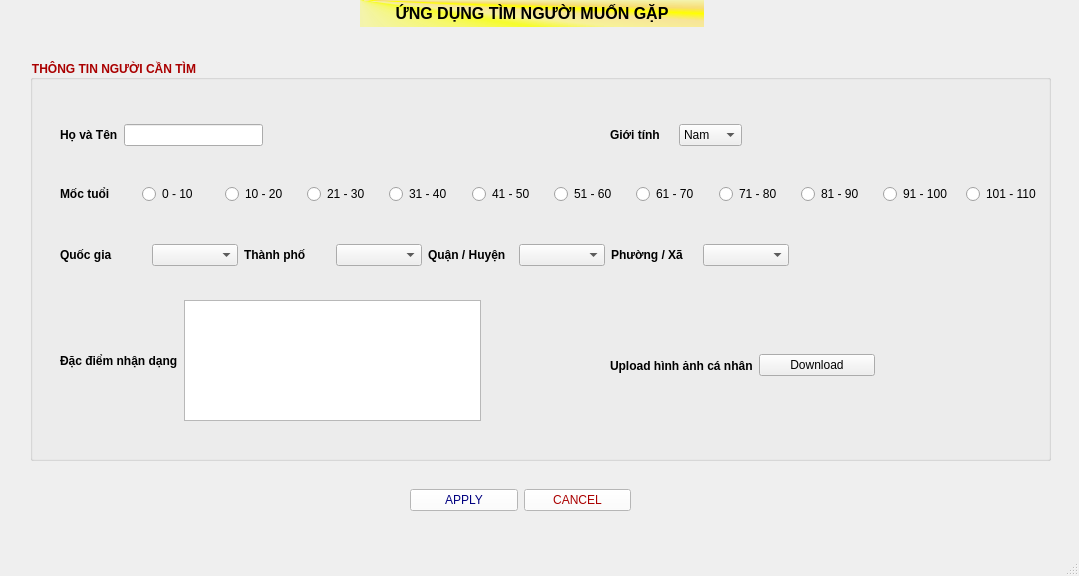
The window that client/ui/finding_user.ui (DacLuc/relative_face_recognition_app) describes before a commit, drawn with Qt 5.
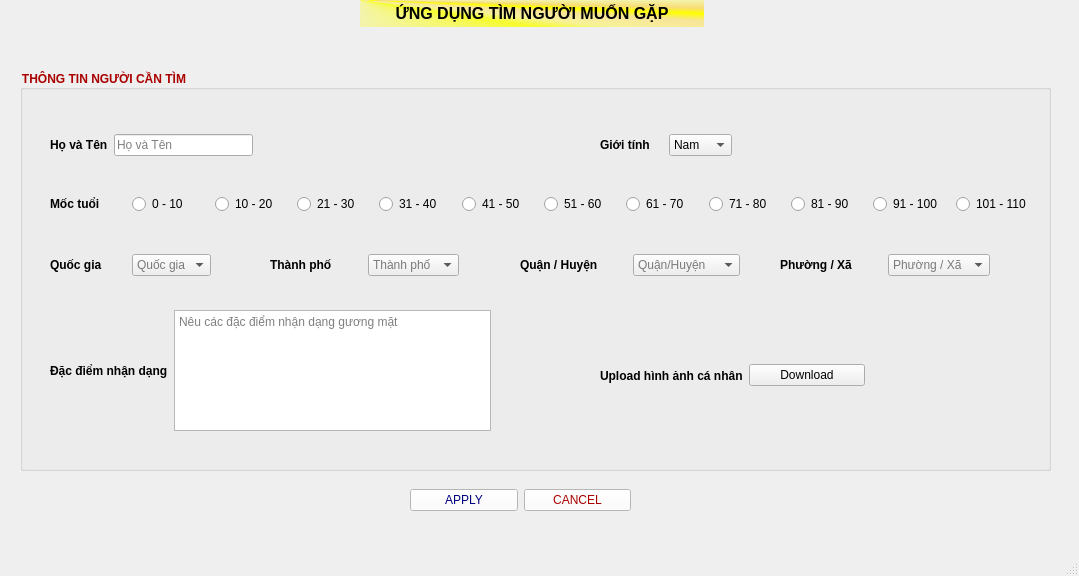
The same window after the commit. Icons and pictures are not drawn.

The edit to the form file:
```diff
--- a/client/ui/finding_user.ui
+++ b/client/ui/finding_user.ui
@@ -79,9 +79,9 @@
    <widget class="QGroupBox" name="found_users_info">
     <property name="geometry">
      <rect>
-      <x>30</x>
-      <y>60</y>
-      <width>1021</width>
+      <x>20</x>
+      <y>70</y>
+      <width>1031</width>
       <height>401</height>
      </rect>
     </property>
@@ -135,6 +135,9 @@
          <string notr="true">color: rgb(0, 0, 0);
 font: 9pt &quot;Segoe UI&quot;;</string>
         </property>
+        <property name="placeholderText">
+         <string>Họ và Tên</string>
+        </property>
        </widget>
       </item>
      </layout>
@@ -452,7 +455,7 @@
       <rect>
        <x>30</x>
        <y>240</y>
-       <width>421</width>
+       <width>441</width>
        <height>121</height>
       </rect>
      </property>
@@ -482,125 +485,15 @@
          <string notr="true">color: rgb(0, 0, 0);
 font: 9pt &quot;Segoe UI&quot;;</string>
         </property>
-       </widget>
-      </item>
-     </layout>
-    </widget>
-    <widget class="QWidget" name="horizontalLayoutWidget_9">
-     <property name="geometry">
-      <rect>
-       <x>30</x>
-       <y>180</y>
-       <width>729</width>
-       <height>30</height>
-      </rect>
-     </property>
-     <layout class="QHBoxLayout" name="place">
-      <item>
-       <widget class="QLabel" name="nation">
-        <property name="font">
-         <font>
-          <family>Segoe UI</family>
-          <pointsize>9</pointsize>
-          <italic>false</italic>
-          <bold>true</bold>
-         </font>
+        <property name="documentTitle">
+         <string>Đặc điểm gương mặt</string>
         </property>
         <property name="styleSheet">
          <string notr="true">color: rgb(0, 0, 0);
 font: 700 9pt &quot;Segoe UI&quot;;</string>
         </property>
-        <property name="text">
-         <string>Quốc gia</string>
-        </property>
-       </widget>
-      </item>
-      <item>
-       <widget class="QComboBox" name="nation_box">
-        <property name="styleSheet">
-         <string notr="true">color: rgb(0, 0, 0);
-font: 9pt &quot;Segoe UI&quot;;</string>
-        </property>
-       </widget>
-      </item>
-      <item>
-       <widget class="QLabel" name="city">
-        <property name="font">
-         <font>
-          <family>Segoe UI</family>
-          <pointsize>9</pointsize>
-          <italic>false</italic>
-          <bold>true</bold>
-         </font>
-        </property>
-        <property name="styleSheet">
-         <string notr="true">color: rgb(0, 0, 0);
-font: 700 9pt &quot;Segoe UI&quot;;</string>
-        </property>
-        <property name="text">
-         <string>Thành phố</string>
-        </property>
-       </widget>
-      </item>
-      <item>
-       <widget class="QComboBox" name="city_box">
-        <property name="styleSheet">
-         <string notr="true">color: rgb(0, 0, 0);
-font: 9pt &quot;Segoe UI&quot;;</string>
-        </property>
-       </widget>
-      </item>
-      <item>
-       <widget class="QLabel" name="district">
-        <property name="font">
-         <font>
-          <family>Segoe UI</family>
-          <pointsize>9</pointsize>
-          <italic>false</italic>
-          <bold>true</bold>
-         </font>
-        </property>
-        <property name="styleSheet">
-         <string notr="true">color: rgb(0, 0, 0);
-font: 700 9pt &quot;Segoe UI&quot;;</string>
-        </property>
-        <property name="text">
-         <string>Quận / Huyện</string>
-        </property>
-       </widget>
-      </item>
-      <item>
-       <widget class="QComboBox" name="district_box">
-        <property name="styleSheet">
-         <string notr="true">color: rgb(0, 0, 0);
-font: 9pt &quot;Segoe UI&quot;;</string>
-        </property>
-       </widget>
-      </item>
-      <item>
-       <widget class="QLabel" name="ward">
-        <property name="font">
-         <font>
-          <family>Segoe UI</family>
-          <pointsize>9</pointsize>
-          <italic>false</italic>
-          <bold>true</bold>
-         </font>
-        </property>
-        <property name="styleSheet">
-         <string notr="true">color: rgb(0, 0, 0);
-font: 700 9pt &quot;Segoe UI&quot;;</string>
-        </property>
-        <property name="text">
-         <string>Phường / Xã</string>
-        </property>
-       </widget>
-      </item>
-      <item>
-       <widget class="QComboBox" name="ward_box">
-        <property name="styleSheet">
-         <string notr="true">color: rgb(0, 0, 0);
-font: 9pt &quot;Segoe UI&quot;;</string>
+        <property name="placeholderText">
+         <string>Nêu các đặc điểm nhận dạng gương mặt</string>
         </property>
        </widget>
       </item>
@@ -656,6 +549,177 @@
       </item>
      </layout>
     </widget>
+    <widget class="QWidget" name="horizontalLayoutWidget_7">
+     <property name="geometry">
+      <rect>
+       <x>30</x>
+       <y>180</y>
+       <width>161</width>
+       <height>30</height>
+      </rect>
+     </property>
+     <layout class="QHBoxLayout" name="horizontalLayout">
+      <item>
+       <widget class="QLabel" name="nation">
+        <property name="font">
+         <font>
+          <family>Segoe UI</family>
+          <pointsize>9</pointsize>
+          <italic>false</italic>
+          <bold>true</bold>
+         </font>
+        </property>
+        <property name="styleSheet">
+         <string notr="true">color: rgb(0, 0, 0);
+font: 700 9pt &quot;Segoe UI&quot;;</string>
+        </property>
+        <property name="text">
+         <string>Quốc gia</string>
+        </property>
+       </widget>
+      </item>
+      <item>
+       <widget class="QComboBox" name="nation_box">
+        <property name="styleSheet">
+         <string notr="true">color: rgb(0, 0, 0);
+font: 9pt &quot;Segoe UI&quot;;</string>
+        </property>
+        <property name="placeholderText">
+         <string>Quốc gia</string>
+        </property>
+        <property name="duplicatesEnabled">
+         <bool>true</bool>
+        </property>
+       </widget>
+      </item>
+     </layout>
+    </widget>
+    <widget class="QWidget" name="horizontalLayoutWidget_8">
+     <property name="geometry">
+      <rect>
+       <x>760</x>
+       <y>180</y>
+       <width>210</width>
+       <height>30</height>
+      </rect>
+     </property>
+     <layout class="QHBoxLayout" name="horizontalLayout_2">
+      <item>
+       <widget class="QLabel" name="ward">
+        <property name="font">
+         <font>
+          <family>Segoe UI</family>
+          <pointsize>9</pointsize>
+          <italic>false</italic>
+          <bold>true</bold>
+         </font>
+        </property>
+        <property name="styleSheet">
+         <string notr="true">color: rgb(0, 0, 0);
+font: 700 9pt &quot;Segoe UI&quot;;</string>
+        </property>
+        <property name="text">
+         <string>Phường / Xã</string>
+        </property>
+       </widget>
+      </item>
+      <item>
+       <widget class="QComboBox" name="ward_box">
+        <property name="styleSheet">
+         <string notr="true">color: rgb(0, 0, 0);
+font: 9pt &quot;Segoe UI&quot;;</string>
+        </property>
+        <property name="placeholderText">
+         <string>Phường / Xã</string>
+        </property>
+       </widget>
+      </item>
+     </layout>
+    </widget>
+    <widget class="QWidget" name="horizontalLayoutWidget_9">
+     <property name="geometry">
+      <rect>
+       <x>250</x>
+       <y>180</y>
+       <width>189</width>
+       <height>30</height>
+      </rect>
+     </property>
+     <layout class="QHBoxLayout" name="horizontalLayout_3">
+      <item>
+       <widget class="QLabel" name="city">
+        <property name="font">
+         <font>
+          <family>Segoe UI</family>
+          <pointsize>9</pointsize>
+          <italic>false</italic>
+          <bold>true</bold>
+         </font>
+        </property>
+        <property name="styleSheet">
+         <string notr="true">color: rgb(0, 0, 0);
+font: 700 9pt &quot;Segoe UI&quot;;</string>
+        </property>
+        <property name="text">
+         <string>Thành phố</string>
+        </property>
+       </widget>
+      </item>
+      <item>
+       <widget class="QComboBox" name="city_box">
+        <property name="styleSheet">
+         <string notr="true">color: rgb(0, 0, 0);
+font: 9pt &quot;Segoe UI&quot;;</string>
+        </property>
+        <property name="placeholderText">
+         <string>Thành phố</string>
+        </property>
+       </widget>
+      </item>
+     </layout>
+    </widget>
+    <widget class="QWidget" name="horizontalLayoutWidget_10">
+     <property name="geometry">
+      <rect>
+       <x>500</x>
+       <y>180</y>
+       <width>220</width>
+       <height>30</height>
+      </rect>
+     </property>
+     <layout class="QHBoxLayout" name="horizontalLayout_4">
+      <item>
+       <widget class="QLabel" name="district">
+        <property name="font">
+         <font>
+          <family>Segoe UI</family>
+          <pointsize>9</pointsize>
+          <italic>false</italic>
+          <bold>true</bold>
+         </font>
+        </property>
+        <property name="styleSheet">
+         <string notr="true">color: rgb(0, 0, 0);
+font: 700 9pt &quot;Segoe UI&quot;;</string>
+        </property>
+        <property name="text">
+         <string>Quận / Huyện</string>
+        </property>
+       </widget>
+      </item>
+      <item>
+       <widget class="QComboBox" name="district_box">
+        <property name="styleSheet">
+         <string notr="true">color: rgb(0, 0, 0);
+font: 9pt &quot;Segoe UI&quot;;</string>
+        </property>
+        <property name="placeholderText">
+         <string>Quận/Huyện</string>
+        </property>
+       </widget>
+      </item>
+     </layout>
+    </widget>
    </widget>
   </widget>
   <widget class="QMenuBar" name="menubar">
```
Left out of the diff: 5 changed lines with no effect on the pictures.
